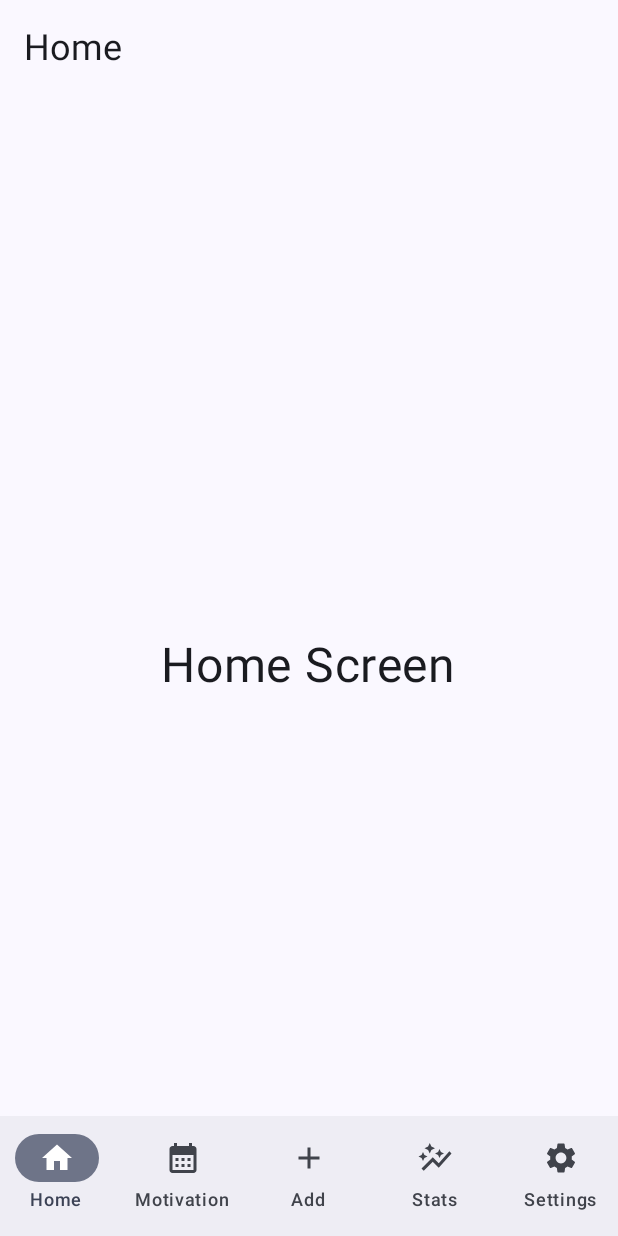
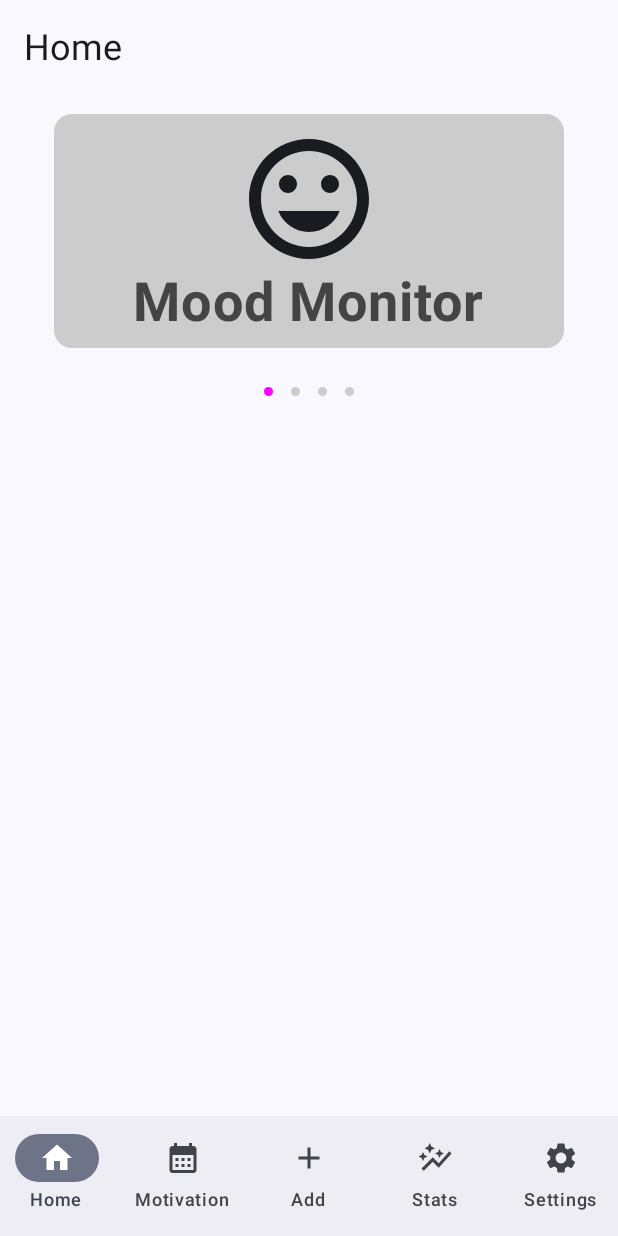
Before and after one commit to gem812/ADDappt, an Android app built with Jetpack Compose: the home screen opened through its navigation route, on a phone screen of 412 x 824 dp. Run offline under Robolectric (Android 15) with nearby library versions, the phone set to English and light mode, and no system bars.

Commit message:
Added initial carousel to Home Screen

```diff
--- /dev/null
+++ b/app/src/main/java/com/example/addappt/models/carousel/CarouselContentsModel.kt
@@ -0,0 +1,7 @@
+package com.example.addappt.models.carousel
+
+data class CarouselContentsModel(
+    val title : String,
+    val icon : Int,
+    val text : String
+)
--- /dev/null
+++ b/app/src/main/java/com/example/addappt/models/carousel/CarouselInsetModel.kt
@@ -0,0 +1,5 @@
+package com.example.addappt.models.carousel
+
+data class CarouselInsetModel(
+    val carouselInfo : ArrayList<CarouselContentsModel>
+)
--- a/app/src/main/java/com/example/addappt/screens/HomeScreen.kt
+++ b/app/src/main/java/com/example/addappt/screens/HomeScreen.kt
@@ -1,19 +1,41 @@
 package com.example.addappt.screens
 
 import android.annotation.SuppressLint
+import androidx.compose.foundation.ExperimentalFoundationApi
+import androidx.compose.foundation.background
 import androidx.compose.foundation.layout.Arrangement
+import androidx.compose.foundation.layout.Box
 import androidx.compose.foundation.layout.Column
+import androidx.compose.foundation.layout.Row
 import androidx.compose.foundation.layout.fillMaxSize
+import androidx.compose.foundation.layout.fillMaxWidth
+import androidx.compose.foundation.layout.height
 import androidx.compose.foundation.layout.padding
+import androidx.compose.foundation.layout.size
+import androidx.compose.foundation.pager.HorizontalPager
+import androidx.compose.foundation.pager.rememberPagerState
+import androidx.compose.foundation.shape.CircleShape
+import androidx.compose.foundation.shape.RoundedCornerShape
 import androidx.compose.material3.ExperimentalMaterial3Api
+import androidx.compose.material3.Icon
 import androidx.compose.material3.Scaffold
+import androidx.compose.material3.Surface
 import androidx.compose.material3.Text
 import androidx.compose.material3.TopAppBar
 import androidx.compose.runtime.Composable
 import androidx.compose.ui.Alignment
 import androidx.compose.ui.Modifier
+import androidx.compose.ui.draw.clip
+import androidx.compose.ui.graphics.Color
+import androidx.compose.ui.res.painterResource
+import androidx.compose.ui.text.font.FontWeight
+import androidx.compose.ui.tooling.preview.Preview
+import androidx.compose.ui.unit.dp
 import androidx.compose.ui.unit.sp
 import com.example.addappt.constants.Constants
+import com.example.addappt.models.carousel.CarouselContentsModel
+import com.example.addappt.models.carousel.CarouselInsetModel
+import com.example.addappt.R
 
 class HomeScreen {
 
@@ -34,12 +56,111 @@ class HomeScreen {
                     modifier = Modifier
                         .padding(it)
                         .fillMaxSize(),
-                    Arrangement.Center,
-                    Alignment.CenterHorizontally
                 ){
-                    Text("Home Screen", fontSize = 32.sp)
+
+                    val carouselInsetInfo = CarouselInsetModel(
+                        carouselInfo = arrayListOf(
+                            CarouselContentsModel(
+                                title = "Mood Monitor",
+                                icon = R.drawable.ic_smile_face,
+                                text = "Text"
+                            ),
+                            CarouselContentsModel(
+                                title = "Sleep Monitor",
+                                icon = R.drawable.ic_night,
+                                text = "Text"
+                            ),
+                            CarouselContentsModel(
+                                title = "Hydration Monitor",
+                                icon = R.drawable.ic_water_drop,
+                                text = "Text"
+                            ),
+                            CarouselContentsModel(
+                                title = "Screentime Monitor",
+                                icon = R.drawable.ic_phone_crossed,
+                                text = "Text"
+                            )
+                        )
+                    )
+
+                    OptionsCarousel(model = carouselInsetInfo)
                 }
             }
         )
     }
+
+    @Preview
+    @Composable
+    fun PreviewHomeScreen(){
+        Create()
+    }
+
+    @OptIn(ExperimentalFoundationApi::class)
+    @Composable
+    fun OptionsCarousel(model : CarouselInsetModel){
+        val pageCount = model.carouselInfo.size
+        val pagerState = rememberPagerState(0)
+
+        Box(
+            modifier = Modifier
+                .padding(horizontal = 24.dp)
+                .fillMaxWidth()
+                .height(180.dp)
+        ){
+            HorizontalPager(
+                pageCount = pageCount,
+                modifier = Modifier,
+                state = pagerState,
+                key = {
+                    model.carouselInfo[it].title
+                },
+            ) {index ->
+                Surface(
+                    modifier = Modifier
+                        .padding(12.dp)
+                        .fillMaxSize(),
+                    shape = RoundedCornerShape(12.dp),
+                    color = Color.LightGray
+                ){
+                    Column(
+                        horizontalAlignment = Alignment.CenterHorizontally,
+                        verticalArrangement = Arrangement.Center
+                    ){
+                        Icon(
+                            painter = painterResource(id = model.carouselInfo[index].icon),
+                            contentDescription = model.carouselInfo[index].title + " icon",
+                            modifier = Modifier
+                                .size(96.dp)
+                        )
+                        Text(
+                            text = model.carouselInfo[index].title,
+                            color = Color.DarkGray,
+                            fontSize = 36.sp,
+                            fontWeight = FontWeight.Bold
+                        )
+                    }
+                }
+            }
+        }
+        Row(
+            modifier = Modifier
+                .height(24.dp)
+                .fillMaxWidth(),
+            verticalAlignment = Alignment.Bottom,
+            horizontalArrangement = Arrangement.Center
+        ){
+            repeat(pageCount) {iteration ->
+                val color = if(pagerState.currentPage == iteration) Color.Magenta else Color.LightGray
+                Box(
+                    modifier = Modifier
+                        .padding(horizontal = 6.dp, vertical = 4.dp)
+                        .clip(CircleShape)
+                        .background(color)
+                        .size(6.dp)
+                )
+            }
+        }
+
+
+    }
 }
--- /dev/null
+++ b/app/src/main/res/drawable/ic_night.xml
@@ -0,0 +1,6 @@
+<vector android:height="24dp" android:tint="#000000"
+    android:viewportHeight="24" android:viewportWidth="24"
+    android:width="24dp" xmlns:android="http://schemas.android.com/apk/res/android">
+    <path android:fillColor="@android:color/white" android:pathData="M11.1,12.08C8.77,7.57 10.6,3.6 11.63,2.01C6.27,2.2 1.98,6.59 1.98,12c0,0.14 0.02,0.28 0.02,0.42C2.62,12.15 3.29,12 4,12c1.66,0 3.18,0.83 4.1,2.15C9.77,14.63 11,16.17 11,18c0,1.52 -0.87,2.83 -2.12,3.51c0.98,0.32 2.03,0.5 3.11,0.5c3.5,0 6.58,-1.8 8.37,-4.52C18,17.72 13.38,16.52 11.1,12.08z"/>
+    <path android:fillColor="@android:color/white" android:pathData="M7,16l-0.18,0C6.4,14.84 5.3,14 4,14c-1.66,0 -3,1.34 -3,3s1.34,3 3,3c0.62,0 2.49,0 3,0c1.1,0 2,-0.9 2,-2C9,16.9 8.1,16 7,16z"/>
+</vector>
--- /dev/null
+++ b/app/src/main/res/drawable/ic_phone_crossed.xml
@@ -0,0 +1,5 @@
+<vector android:height="24dp" android:tint="#000000"
+    android:viewportHeight="24" android:viewportWidth="24"
+    android:width="24dp" xmlns:android="http://schemas.android.com/apk/res/android">
+    <path android:fillColor="@android:color/white" android:pathData="M13,8.2l-1,-1 -4,4 -4,-4 -1,1 4,4 -4,4 1,1 4,-4 4,4 1,-1 -4,-4 4,-4zM19,1H9c-1.1,0 -2,0.9 -2,2v3h2V4h10v16H9v-2H7v3c0,1.1 0.9,2 2,2h10c1.1,0 2,-0.9 2,-2V3c0,-1.1 -0.9,-2 -2,-2z"/>
+</vector>
--- /dev/null
+++ b/app/src/main/res/drawable/ic_smile_face.xml
@@ -0,0 +1,5 @@
+<vector android:height="24dp" android:tint="#000000"
+    android:viewportHeight="24" android:viewportWidth="24"
+    android:width="24dp" xmlns:android="http://schemas.android.com/apk/res/android">
+    <path android:fillColor="@android:color/white" android:pathData="M11.99,2C6.47,2 2,6.48 2,12s4.47,10 9.99,10C17.52,22 22,17.52 22,12S17.52,2 11.99,2zM12,20c-4.42,0 -8,-3.58 -8,-8s3.58,-8 8,-8 8,3.58 8,8 -3.58,8 -8,8zM15.5,11c0.83,0 1.5,-0.67 1.5,-1.5S16.33,8 15.5,8 14,8.67 14,9.5s0.67,1.5 1.5,1.5zM8.5,11c0.83,0 1.5,-0.67 1.5,-1.5S9.33,8 8.5,8 7,8.67 7,9.5 7.67,11 8.5,11zM12,17.5c2.33,0 4.31,-1.46 5.11,-3.5L6.89,14c0.8,2.04 2.78,3.5 5.11,3.5z"/>
+</vector>
--- /dev/null
+++ b/app/src/main/res/drawable/ic_water_drop.xml
@@ -0,0 +1,5 @@
+<vector android:height="24dp" android:tint="#000000"
+    android:viewportHeight="24" android:viewportWidth="24"
+    android:width="24dp" xmlns:android="http://schemas.android.com/apk/res/android">
+    <path android:fillColor="@android:color/white" android:pathData="M12,2c-5.33,4.55 -8,8.48 -8,11.8c0,4.98 3.8,8.2 8,8.2s8,-3.22 8,-8.2C20,10.48 17.33,6.55 12,2zM7.83,14c0.37,0 0.67,0.26 0.74,0.62c0.41,2.22 2.28,2.98 3.64,2.87c0.43,-0.02 0.79,0.32 0.79,0.75c0,0.4 -0.32,0.73 -0.72,0.75c-2.13,0.13 -4.62,-1.09 -5.19,-4.12C7.01,14.42 7.37,14 7.83,14z"/>
+</vector>
```
